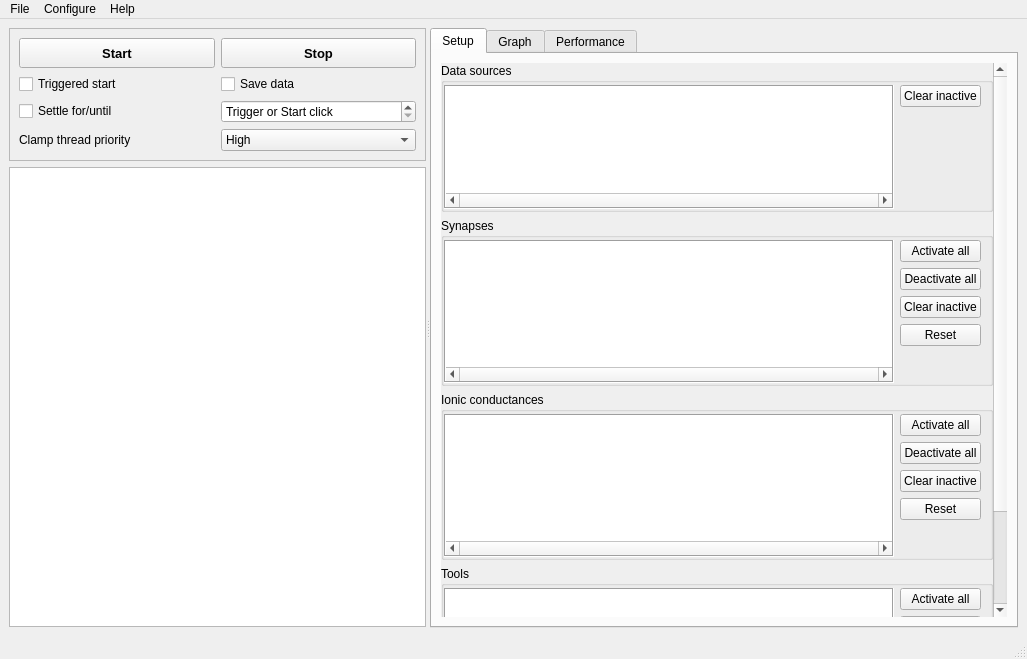
Old version of the form src/gui/MainWin.ui in the repository CompEphys-team/stdpc.
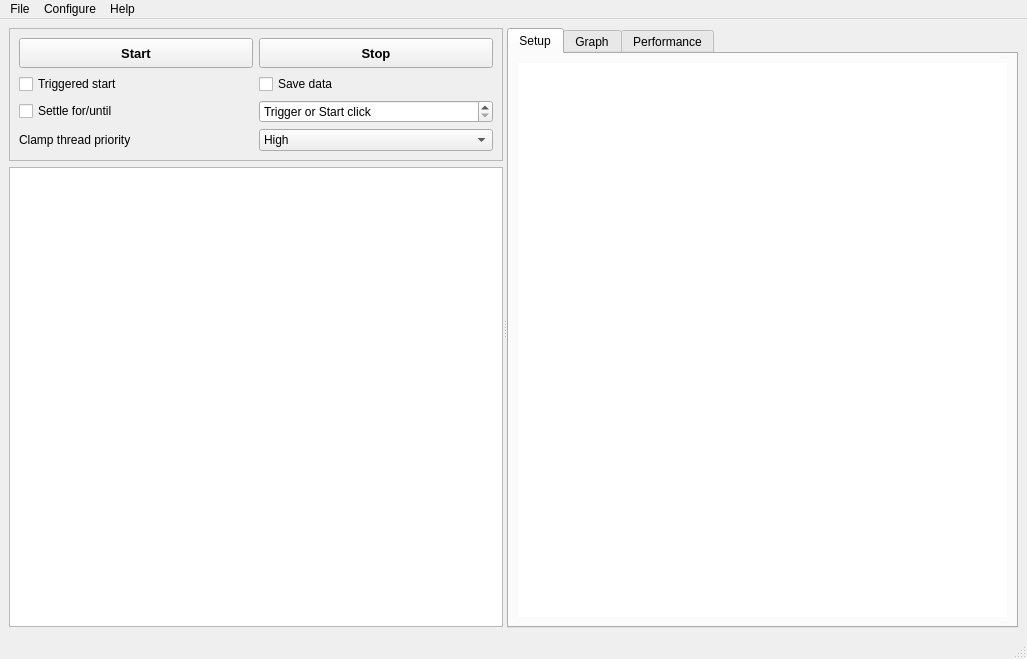
New version of the form. Custom widgets are drawn as their Qt base class.

The edit to the form file:
```diff
--- a/src/gui/MainWin.ui
+++ b/src/gui/MainWin.ui
@@ -169,412 +169,27 @@
         </attribute>
         <layout class="QGridLayout" name="gridLayout_9">
          <item row="0" column="0">
-          <widget class="QScrollArea" name="scrollArea">
+          <widget class="QTreeWidget" name="treeWidget">
            <property name="frameShape">
             <enum>QFrame::NoFrame</enum>
            </property>
-           <property name="widgetResizable">
+           <property name="selectionMode">
+            <enum>QAbstractItemView::NoSelection</enum>
+           </property>
+           <property name="verticalScrollMode">
+            <enum>QAbstractItemView::ScrollPerPixel</enum>
+           </property>
+           <property name="indentation">
+            <number>5</number>
+           </property>
+           <property name="headerHidden">
             <bool>true</bool>
            </property>
-           <widget class="QWidget" name="scrollAreaWidgetContents">
-            <property name="geometry">
-             <rect>
-              <x>0</x>
-              <y>0</y>
-              <width>554</width>
-              <height>639</height>
-             </rect>
+           <column>
+            <property name="text">
+             <string/>
             </property>
-            <layout class="QGridLayout" name="gridLayout_10">
-             <property name="leftMargin">
-              <number>0</number>
-             </property>
-             <property name="topMargin">
-              <number>0</number>
-             </property>
-             <property name="rightMargin">
-              <number>0</number>
-             </property>
-             <property name="bottomMargin">
-              <number>0</number>
-             </property>
-             <item row="3" column="0">
-              <widget class="QGroupBox" name="ToolBox">
-               <property name="title">
-                <string>Tools</string>
-               </property>
-               <layout class="QGridLayout" name="gridLayout_8">
-                <property name="leftMargin">
-                 <number>0</number>
-                </property>
-                <property name="topMargin">
-                 <number>2</number>
-                </property>
-                <property name="bottomMargin">
-                 <number>0</number>
-                </property>
-                <item row="1" column="1">
-                 <widget class="QPushButton" name="ToolsDeactivate">
-                  <property name="text">
-                   <string>Deactivate all</string>
-                  </property>
-                 </widget>
-                </item>
-                <item row="0" column="1">
-                 <widget class="QPushButton" name="ToolsActivate">
-                  <property name="text">
-                   <string>Activate all</string>
-                  </property>
-                 </widget>
-                </item>
-                <item row="4" column="1">
-                 <spacer name="verticalSpacer_6">
-                  <property name="orientation">
-                   <enum>Qt::Vertical</enum>
-                  </property>
-                  <property name="sizeHint" stdset="0">
-                   <size>
-                    <width>20</width>
-                    <height>40</height>
-                   </size>
-                  </property>
-                 </spacer>
-                </item>
-                <item row="0" column="0" rowspan="5">
-                 <widget class="ComponentTable" name="toolsTable">
-                  <property name="minimumSize">
-                   <size>
-                    <width>0</width>
-                    <height>143</height>
-                   </size>
-                  </property>
-                  <property name="frameShape">
-                   <enum>QFrame::Box</enum>
-                  </property>
-                  <property name="horizontalScrollBarPolicy">
-                   <enum>Qt::ScrollBarAlwaysOn</enum>
-                  </property>
-                  <property name="selectionMode">
-                   <enum>QAbstractItemView::NoSelection</enum>
-                  </property>
-                  <property name="horizontalScrollMode">
-                   <enum>QAbstractItemView::ScrollPerPixel</enum>
-                  </property>
-                  <property name="showGrid">
-                   <bool>false</bool>
-                  </property>
-                  <attribute name="horizontalHeaderVisible">
-                   <bool>false</bool>
-                  </attribute>
-                  <attribute name="horizontalHeaderDefaultSectionSize">
-                   <number>123</number>
-                  </attribute>
-                  <attribute name="verticalHeaderVisible">
-                   <bool>false</bool>
-                  </attribute>
-                  <attribute name="verticalHeaderDefaultSectionSize">
-                   <number>124</number>
-                  </attribute>
-                  <attribute name="verticalHeaderStretchLastSection">
-                   <bool>true</bool>
-                  </attribute>
-                 </widget>
-                </item>
-                <item row="2" column="1">
-                 <widget class="QPushButton" name="ToolsClear">
-                  <property name="text">
-                   <string>Clear inactive</string>
-                  </property>
-                 </widget>
-                </item>
-                <item row="3" column="1">
-                 <widget class="QPushButton" name="ToolsReset">
-                  <property name="text">
-                   <string>Reset</string>
-                  </property>
-                 </widget>
-                </item>
-               </layout>
-              </widget>
-             </item>
-             <item row="1" column="0">
-              <widget class="QGroupBox" name="SynBox">
-               <property name="title">
-                <string>Synapses</string>
-               </property>
-               <layout class="QGridLayout" name="gridLayout_2">
-                <property name="leftMargin">
-                 <number>0</number>
-                </property>
-                <property name="topMargin">
-                 <number>2</number>
-                </property>
-                <property name="bottomMargin">
-                 <number>0</number>
-                </property>
-                <item row="2" column="1">
-                 <widget class="QPushButton" name="SynClear">
-                  <property name="text">
-                   <string>Clear inactive</string>
-                  </property>
-                 </widget>
-                </item>
-                <item row="0" column="1">
-                 <widget class="QPushButton" name="SynActivate">
-                  <property name="text">
-                   <string>Activate all</string>
-                  </property>
-                 </widget>
-                </item>
-                <item row="4" column="1">
-                 <spacer name="verticalSpacer_2">
-                  <property name="orientation">
-                   <enum>Qt::Vertical</enum>
-                  </property>
-                  <property name="sizeHint" stdset="0">
-                   <size>
-                    <width>20</width>
-                    <height>40</height>
-                   </size>
-                  </property>
-                 </spacer>
-                </item>
-                <item row="1" column="1">
-                 <widget class="QPushButton" name="SynDeactivate">
-                  <property name="text">
-                   <string>Deactivate all</string>
-                  </property>
-                 </widget>
-                </item>
-                <item row="3" column="1">
-                 <widget class="QPushButton" name="SynReset">
-                  <property name="text">
-                   <string>Reset</string>
-                  </property>
-                 </widget>
-                </item>
-                <item row="0" column="0" rowspan="5">
-                 <widget class="ComponentTable" name="synapseTable">
-                  <property name="minimumSize">
-                   <size>
-                    <width>0</width>
-                    <height>143</height>
-                   </size>
-                  </property>
-                  <property name="frameShape">
-                   <enum>QFrame::Box</enum>
-                  </property>
-                  <property name="horizontalScrollBarPolicy">
-                   <enum>Qt::ScrollBarAlwaysOn</enum>
-                  </property>
-                  <property name="selectionMode">
-                   <enum>QAbstractItemView::NoSelection</enum>
-                  </property>
-                  <property name="horizontalScrollMode">
-                   <enum>QAbstractItemView::ScrollPerPixel</enum>
-                  </property>
-                  <property name="showGrid">
-                   <bool>false</bool>
-                  </property>
-                  <attribute name="horizontalHeaderVisible">
-                   <bool>false</bool>
-                  </attribute>
-                  <attribute name="horizontalHeaderDefaultSectionSize">
-                   <number>123</number>
-                  </attribute>
-                  <attribute name="verticalHeaderVisible">
-                   <bool>false</bool>
-                  </attribute>
-                  <attribute name="verticalHeaderDefaultSectionSize">
-                   <number>124</number>
-                  </attribute>
-                  <attribute name="verticalHeaderStretchLastSection">
-                   <bool>true</bool>
-                  </attribute>
-                 </widget>
-                </item>
-               </layout>
-              </widget>
-             </item>
-             <item row="0" column="0">
-              <widget class="QGroupBox" name="DAQBox">
-               <property name="title">
-                <string>Data sources</string>
-               </property>
-               <layout class="QGridLayout" name="gridLayout">
-                <property name="leftMargin">
-                 <number>0</number>
-                </property>
-                <property name="topMargin">
-                 <number>2</number>
-                </property>
-                <property name="bottomMargin">
-                 <number>0</number>
-                </property>
-                <item row="0" column="1">
-                 <widget class="QPushButton" name="DAQClear">
-                  <property name="text">
-                   <string>Clear inactive</string>
-                  </property>
-                 </widget>
-                </item>
-                <item row="1" column="1">
-                 <spacer name="verticalSpacer">
-                  <property name="orientation">
-                   <enum>Qt::Vertical</enum>
-                  </property>
-                  <property name="sizeHint" stdset="0">
-                   <size>
-                    <width>20</width>
-                    <height>40</height>
-                   </size>
-                  </property>
-                 </spacer>
-                </item>
-                <item row="0" column="0" rowspan="2">
-                 <widget class="DaqTable" name="DAQTable">
-                  <property name="minimumSize">
-                   <size>
-                    <width>0</width>
-                    <height>124</height>
-                   </size>
-                  </property>
-                  <property name="frameShape">
-                   <enum>QFrame::Box</enum>
-                  </property>
-                  <property name="horizontalScrollBarPolicy">
-                   <enum>Qt::ScrollBarAlwaysOn</enum>
-                  </property>
-                  <property name="selectionMode">
-                   <enum>QAbstractItemView::NoSelection</enum>
-                  </property>
-                  <property name="horizontalScrollMode">
-                   <enum>QAbstractItemView::ScrollPerPixel</enum>
-                  </property>
-                  <property name="showGrid">
-                   <bool>false</bool>
-                  </property>
-                  <attribute name="horizontalHeaderVisible">
-                   <bool>false</bool>
-                  </attribute>
-                  <attribute name="horizontalHeaderDefaultSectionSize">
-                   <number>143</number>
-                  </attribute>
-                  <attribute name="verticalHeaderVisible">
-                   <bool>false</bool>
-                  </attribute>
-                  <attribute name="verticalHeaderDefaultSectionSize">
-                   <number>101</number>
-                  </attribute>
-                  <attribute name="verticalHeaderStretchLastSection">
-                   <bool>true</bool>
-                  </attribute>
-                 </widget>
-                </item>
-               </layout>
-              </widget>
-             </item>
-             <item row="2" column="0">
-              <widget class="QGroupBox" name="HHBox">
-               <property name="title">
-                <string>Ionic conductances</string>
-               </property>
-               <layout class="QGridLayout" name="gridLayout_3">
-                <property name="leftMargin">
-                 <number>0</number>
-                </property>
-                <property name="topMargin">
-                 <number>2</number>
-                </property>
-                <property name="bottomMargin">
-                 <number>0</number>
-                </property>
-                <item row="0" column="1">
-                 <widget class="QPushButton" name="HHActivate">
-                  <property name="text">
-                   <string>Activate all</string>
-                  </property>
-                 </widget>
-                </item>
-                <item row="1" column="1">
-                 <widget class="QPushButton" name="HHDeactivate">
-                  <property name="text">
-                   <string>Deactivate all</string>
-                  </property>
-                 </widget>
-                </item>
-                <item row="4" column="1">
-                 <spacer name="verticalSpacer_3">
-                  <property name="orientation">
-                   <enum>Qt::Vertical</enum>
-                  </property>
-                  <property name="sizeHint" stdset="0">
-                   <size>
-                    <width>20</width>
-                    <height>9</height>
-                   </size>
-                  </property>
-                 </spacer>
-                </item>
-                <item row="2" column="1">
-                 <widget class="QPushButton" name="HHClear">
-                  <property name="text">
-                   <string>Clear inactive</string>
-                  </property>
-                 </widget>
-                </item>
-                <item row="3" column="1">
-                 <widget class="QPushButton" name="HHReset">
-                  <property name="text">
-                   <string>Reset</string>
-                  </property>
-                 </widget>
-                </item>
-                <item row="0" column="0" rowspan="5">
-                 <widget class="ComponentTable" name="currentTable">
-                  <property name="minimumSize">
-                   <size>
-                    <width>0</width>
-                    <height>143</height>
-                   </size>
-                  </property>
-                  <property name="frameShape">
-                   <enum>QFrame::Box</enum>
-                  </property>
-                  <property name="horizontalScrollBarPolicy">
-                   <enum>Qt::ScrollBarAlwaysOn</enum>
-                  </property>
-                  <property name="selectionMode">
-                   <enum>QAbstractItemView::NoSelection</enum>
-                  </property>
-                  <property name="horizontalScrollMode">
-                   <enum>QAbstractItemView::ScrollPerPixel</enum>
-                  </property>
-                  <property name="showGrid">
-                   <bool>false</bool>
-                  </property>
-                  <attribute name="horizontalHeaderVisible">
-                   <bool>false</bool>
-                  </attribute>
-                  <attribute name="horizontalHeaderDefaultSectionSize">
-                   <number>123</number>
-                  </attribute>
-                  <attribute name="verticalHeaderVisible">
-                   <bool>false</bool>
-                  </attribute>
-                  <attribute name="verticalHeaderDefaultSectionSize">
-                   <number>124</number>
-                  </attribute>
-                  <attribute name="verticalHeaderStretchLastSection">
-                   <bool>true</bool>
-                  </attribute>
-                 </widget>
-                </item>
-               </layout>
-              </widget>
-             </item>
-            </layout>
-           </widget>
+           </column>
           </widget>
          </item>
         </layout>
@@ -685,16 +300,6 @@
   </action>
  </widget>
  <customwidgets>
-  <customwidget>
-   <class>ComponentTable</class>
-   <extends>QTableWidget</extends>
-   <header>ComponentTable.h</header>
-  </customwidget>
-  <customwidget>
-   <class>DaqTable</class>
-   <extends>QTableWidget</extends>
-   <header>DaqTable.h</header>
-  </customwidget>
   <customwidget>
    <class>PerformanceMonitor</class>
    <extends>QWidget</extends>
```
Left out of the diff: 13 changed lines with no effect on the pictures.
